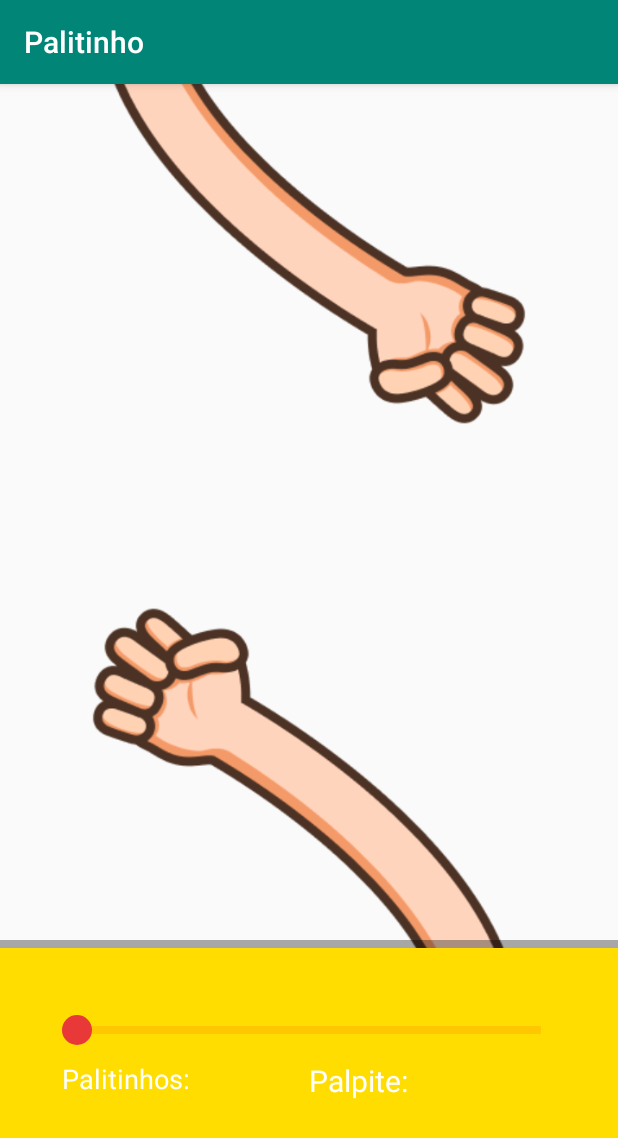
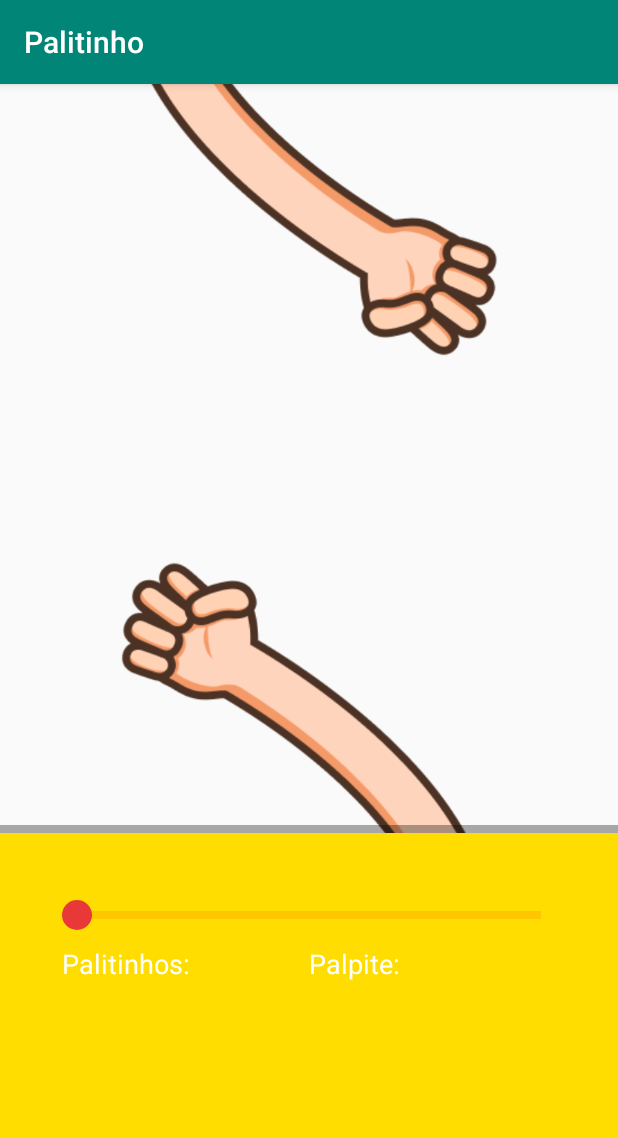
Before and after one commit to ppfmagno/android-palitinho, an Android app: the screen it shows after launch (MainActivity), on a phone screen of 412 x 824 dp. Shown: the top 1138 px of the screen. Run offline under Robolectric (Android 15) with nearby library versions, the phone set to English and light mode, and no system bars; Roboto replaces fonts that are not available here.

Commit message:
Ajustes no layout.

```diff
--- a/app/src/main/res/layout/activity_main.xml
+++ b/app/src/main/res/layout/activity_main.xml
@@ -46,7 +46,7 @@
         android:layout_width="wrap_content"
         android:layout_height="wrap_content"
         android:orientation="horizontal"
-        app:layout_constraintGuide_percent="0.75" />
+        app:layout_constraintGuide_percent="0.65" />
 
     <ImageView
         android:id="@+id/maoCPU"
@@ -175,7 +175,7 @@
         android:text="@string/rotulo_palpite"
         android:textColor="@android:color/background_light"
         android:textIsSelectable="false"
-        android:textSize="20sp"
+        android:textSize="18sp"
         app:layout_constraintStart_toStartOf="@+id/center_guideline"
         app:layout_constraintTop_toBottomOf="@+id/barraDeEscolhas" />
 
```
